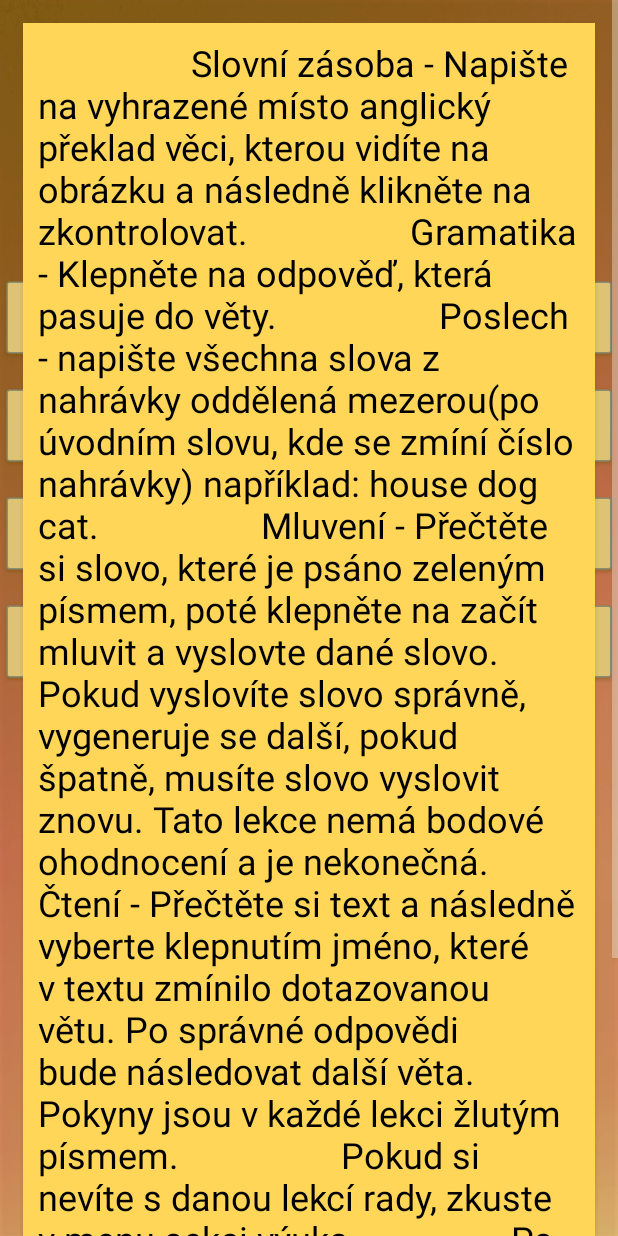
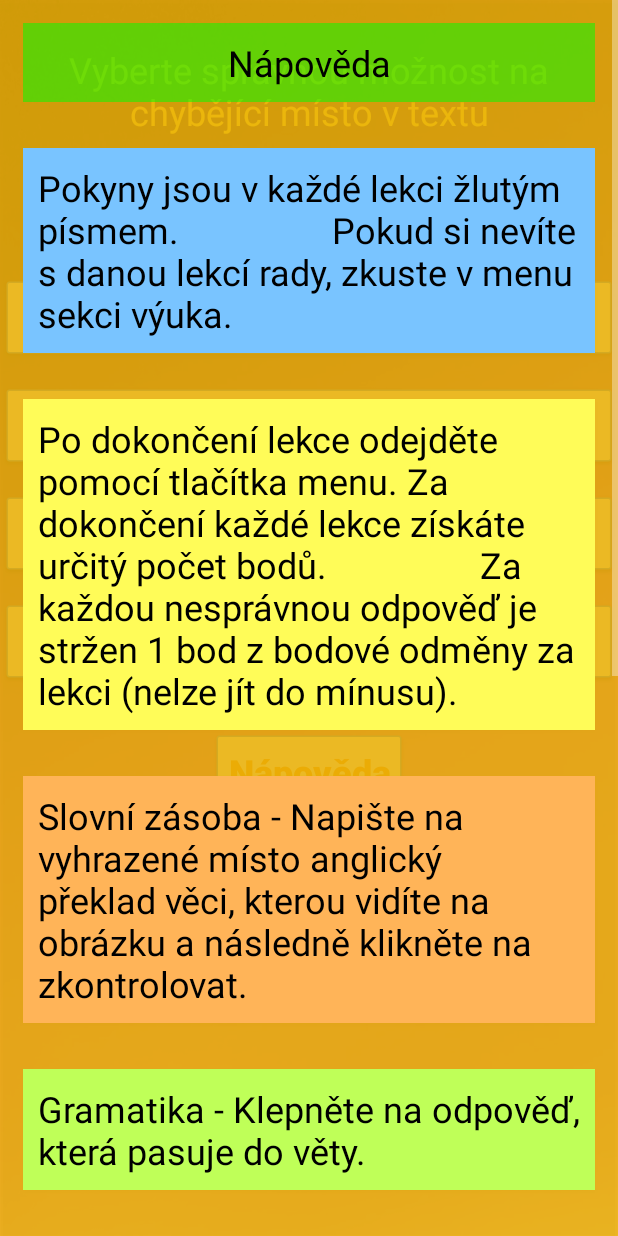
Before and after one commit to vitekma1/Englearn, an Android app: the GrammarActivity screen opened directly, with no data from a screen before it, after a tap on "Nápověda", on a phone screen of 412 x 824 dp. Run offline under Robolectric (Android 15) with nearby library versions, the phone set to English and light mode, and no system bars; our stand-ins replace Firebase (no records; nobody signed in at launch, a user with empty details on screens opened directly).

Commit message:
Help + Learning

```diff
--- a/app/src/main/java/com/englearn/LearningActivity.java
+++ b/app/src/main/java/com/englearn/LearningActivity.java
@@ -29,7 +29,7 @@ public class LearningActivity extends AppCompatActivity {
     private Button btnMenu,btnPopUp;
     private TextView tvTask, tvSentence,tvSentence2,tvSentence3,tvSentence4,tvSentence5,tvSentence6,tvSentence7,tvSentence8,tvSentence9,
             tvSentence10,tvSentence11,tvSentence12,tvSentence13,tvSentence14,tvSentence15,tvTimes, tvListening, tvListening1, tvListening2, tvListening3,
-    tvListening4, tvListening5, tvSpeaking, tvSpeaking2, tvSpeaking3;
+    tvListening4, tvListening5, tvSpeaking, tvSpeaking2, tvSpeaking3, tvSentence156;
     private String uid;
     MediaPlayer mp;
     @Override
@@ -38,6 +38,7 @@ public class LearningActivity extends AppCompatActivity {
         setContentView(R.layout.activity_learning);
         btnMenu = (Button)findViewById(R.id.btnMenu);
         tvTask = findViewById(R.id.tvTask);
+        tvSentence156 = findViewById(R.id.tvSentence156);
         tvSentence = findViewById(R.id.tvSentence);
         tvSentence2 = findViewById(R.id.tvSentence2);
         tvSentence3 = findViewById(R.id.tvSentence3);
@@ -148,6 +149,7 @@ public class LearningActivity extends AppCompatActivity {
                     tvSpeaking.setTextSize(TypedValue.COMPLEX_UNIT_SP,20);
                     tvSpeaking2.setTextSize(TypedValue.COMPLEX_UNIT_SP,20);
                     tvSpeaking3.setTextSize(TypedValue.COMPLEX_UNIT_SP,20);
+                    tvSentence156.setTextSize(TypedValue.COMPLEX_UNIT_SP,20);
 
                 }
                 if(valueTextSize==2131231000){
@@ -179,6 +181,7 @@ public class LearningActivity extends AppCompatActivity {
                     tvSpeaking.setTextSize(TypedValue.COMPLEX_UNIT_SP,25);
                     tvSpeaking2.setTextSize(TypedValue.COMPLEX_UNIT_SP,25);
                     tvSpeaking3.setTextSize(TypedValue.COMPLEX_UNIT_SP,25);
+                    tvSentence156.setTextSize(TypedValue.COMPLEX_UNIT_SP,25);
                 }
                 if(valueTextSize==2131231001){
                     btnPopUp.setTextSize(TypedValue.COMPLEX_UNIT_SP,35);
@@ -209,6 +212,7 @@ public class LearningActivity extends AppCompatActivity {
                     tvSpeaking.setTextSize(TypedValue.COMPLEX_UNIT_SP,35);
                     tvSpeaking2.setTextSize(TypedValue.COMPLEX_UNIT_SP,35);
                     tvSpeaking3.setTextSize(TypedValue.COMPLEX_UNIT_SP,35);
+                    tvSentence156.setTextSize(TypedValue.COMPLEX_UNIT_SP,35);
                 }
             }
 
--- a/app/src/main/res/layout/activity_learning.xml
+++ b/app/src/main/res/layout/activity_learning.xml
@@ -260,6 +260,19 @@
                     android:textSize="24sp" />
 
                 <TextView
+                    android:id="@+id/tvSentence156"
+                    android:layout_width="match_parent"
+                    android:layout_height="wrap_content"
+                    android:layout_gravity="center"
+                    android:layout_marginStart="30dp"
+                    android:layout_marginEnd="30dp"
+                    android:layout_marginBottom="30dp"
+                    android:text="Níže jsou uvedeny nahrávky z lekce mluvení, u každé nahrávky je uveden její obsah a překlad v závorce"
+                    android:textAlignment="center"
+                    android:textColor="#FFEB3B"
+                    android:textSize="24sp" />
+
+                <TextView
                     android:id="@+id/tvListening1"
                     android:layout_width="wrap_content"
                     android:layout_height="wrap_content"
--- a/app/src/main/res/layout/popup_window.xml
+++ b/app/src/main/res/layout/popup_window.xml
@@ -5,7 +5,7 @@
     android:layout_marginStart="15dp"
     android:layout_marginTop="50dp"
     android:layout_marginEnd="15dp"
-    android:background="#6DFFC107">
+    android:background="#CCFFC107">
 
     <ScrollView
         android:layout_width="match_parent"
@@ -14,40 +14,139 @@
         <LinearLayout
             android:layout_width="match_parent"
             android:layout_height="wrap_content"
-            android:orientation="vertical" >
+            android:orientation="vertical">
+
+            <TextView
+                android:id="@+id/tvPop8"
+                android:layout_width="match_parent"
+                android:layout_height="wrap_content"
+                android:layout_centerHorizontal="true"
+                android:layout_centerVertical="true"
+                android:layout_marginStart="15dp"
+                android:layout_marginTop="15dp"
+                android:layout_marginEnd="15dp"
+                android:layout_marginBottom="15dp"
+                android:background="#8600FF04"
+                android:padding="10dp"
+                android:text="Nápověda"
+                android:textAlignment="center"
+                android:textColor="#000000"
+                android:textSize="24dp" />
+
+            <TextView
+                android:id="@+id/tvPop6"
+                android:layout_width="wrap_content"
+                android:layout_height="wrap_content"
+                android:layout_centerHorizontal="true"
+                android:layout_centerVertical="true"
+                android:layout_marginStart="15dp"
+                android:layout_marginTop="15dp"
+                android:layout_marginEnd="15dp"
+                android:layout_marginBottom="15dp"
+                android:background="#79C4FF"
+                android:padding="10dp"
+                android:text="Pokyny jsou v každé lekci žlutým písmem.
+                Pokud si nevíte s danou lekcí rady, zkuste v menu sekci výuka."
+                android:textColor="#000000"
+                android:textSize="24dp" />
+
+            <TextView
+                android:id="@+id/tvPop7"
+                android:layout_width="wrap_content"
+                android:layout_height="wrap_content"
+                android:layout_centerHorizontal="true"
+                android:layout_centerVertical="true"
+                android:layout_marginStart="15dp"
+                android:layout_marginTop="15dp"
+                android:layout_marginEnd="15dp"
+                android:layout_marginBottom="15dp"
+                android:background="#FFFC58"
+                android:padding="10dp"
+                android:text="Po dokončení lekce odejděte pomocí tlačítka menu. Za dokončení každé lekce získáte určitý počet bodů.
+                Za každou nesprávnou odpověď je stržen 1 bod z bodové odměny za lekci (nelze jít do mínusu). "
+                android:textColor="#000000"
+                android:textSize="24dp" />
 
             <TextView
                 android:id="@+id/tvPop"
                 android:layout_width="wrap_content"
                 android:layout_height="wrap_content"
+                android:layout_centerHorizontal="true"
                 android:layout_centerVertical="true"
                 android:layout_marginStart="15dp"
                 android:layout_marginTop="15dp"
                 android:layout_marginEnd="15dp"
                 android:layout_marginBottom="15dp"
-                android:background="#FFD658"
+                android:background="#FFB458"
                 android:padding="10dp"
-                android:text="
-                Slovní zásoba - Napište na vyhrazené místo anglický překlad věci, kterou vidíte na obrázku a následně klikněte na zkontrolovat.
+                android:text="Slovní zásoba - Napište na vyhrazené místo anglický překlad věci, kterou vidíte na obrázku a následně klikněte na zkontrolovat."
+                android:textColor="#000000"
+                android:textSize="24dp" />
 
-                Gramatika - Klepněte na odpověď, která pasuje do věty.
+            <TextView
+                android:id="@+id/tvPop2"
+                android:layout_width="wrap_content"
+                android:layout_height="wrap_content"
+                android:layout_centerHorizontal="true"
+                android:layout_centerVertical="true"
+                android:layout_marginStart="15dp"
+                android:layout_marginTop="15dp"
+                android:layout_marginEnd="15dp"
+                android:layout_marginBottom="15dp"
+                android:background="#BFFF58"
+                android:padding="10dp"
+                android:text="Gramatika - Klepněte na odpověď, která pasuje do věty."
+                android:textColor="#000000"
+                android:textSize="24dp" />
 
-                Poslech - napište všechna slova z nahrávky oddělená mezerou(po úvodním slovu, kde se zmíní číslo nahrávky) například: house dog cat.
+            <TextView
+                android:id="@+id/tvPop3"
+                android:layout_width="wrap_content"
+                android:layout_height="wrap_content"
+                android:layout_centerHorizontal="true"
+                android:layout_centerVertical="true"
+                android:layout_marginStart="15dp"
+                android:layout_marginTop="15dp"
+                android:layout_marginEnd="15dp"
+                android:layout_marginBottom="15dp"
+                android:background="#58FFCA"
+                android:padding="10dp"
+                android:text="Poslech - napište všechna slova z nahrávky oddělená mezerou(po úvodním slovu, kde se zmíní číslo nahrávky) například: house dog cat."
+                android:textColor="#000000"
+                android:textSize="24dp" />
 
-                Mluvení - Přečtěte si slovo, které je psáno zeleným písmem, poté klepněte na začít mluvit a vyslovte dané slovo. Pokud vyslovíte slovo správně, vygeneruje se další, pokud špatně, musíte slovo vyslovit znovu. Tato lekce nemá bodové ohodnocení a je nekonečná.
+            <TextView
+                android:id="@+id/tvPop4"
+                android:layout_width="wrap_content"
+                android:layout_height="wrap_content"
+                android:layout_centerHorizontal="true"
+                android:layout_centerVertical="true"
+                android:layout_marginStart="15dp"
+                android:layout_marginTop="15dp"
+                android:layout_marginEnd="15dp"
+                android:layout_marginBottom="15dp"
+                android:background="#D787FF"
+                android:padding="10dp"
+                android:text="Mluvení - Přečtěte si slovo, které je psáno zeleným písmem, poté klepněte na začít mluvit a vyslovte dané slovo. Pokud vyslovíte slovo správně, vygeneruje se další, pokud špatně, musíte slovo vyslovit znovu. Tato lekce nemá bodové ohodnocení a je nekonečná."
+                android:textColor="#000000"
+                android:textSize="24dp" />
 
-                Čtení - Přečtěte si text a následně vyberte klepnutím jméno, které v textu zmínilo dotazovanou větu. Po správné odpovědi bude následovat další věta.
+            <TextView
+                android:id="@+id/tvPop5"
+                android:layout_width="wrap_content"
+                android:layout_height="wrap_content"
+                android:layout_centerHorizontal="true"
+                android:layout_centerVertical="true"
+                android:layout_marginStart="15dp"
+                android:layout_marginTop="15dp"
+                android:layout_marginEnd="15dp"
+                android:layout_marginBottom="15dp"
+                android:background="#FF8B8B"
+                android:padding="10dp"
+                android:text="Čtení - Přečtěte si text a následně vyberte klepnutím jméno, které v textu zmínilo dotazovanou větu. Po správné odpovědi bude následovat další věta."
+                android:textColor="#000000"
+                android:textSize="24dp" />
 
-                Pokyny jsou v každé lekci žlutým písmem.
-
-                Pokud si nevíte s danou lekcí rady, zkuste v menu sekci výuka
-
-                Po dokončení lekce odejděte pomocí tlačítka menu. Za dokončení každé lekce získáte určitý počet bodů.
-
-                Za každou nesprávnou odpověď je stržen 1 bod z bodové odměny za lekci (nelze jít do mínusu). "
-                android:textColor="#000000"
-                android:textSize="24dp"
-                android:layout_centerHorizontal="true" />
         </LinearLayout>
     </ScrollView>
 
```
